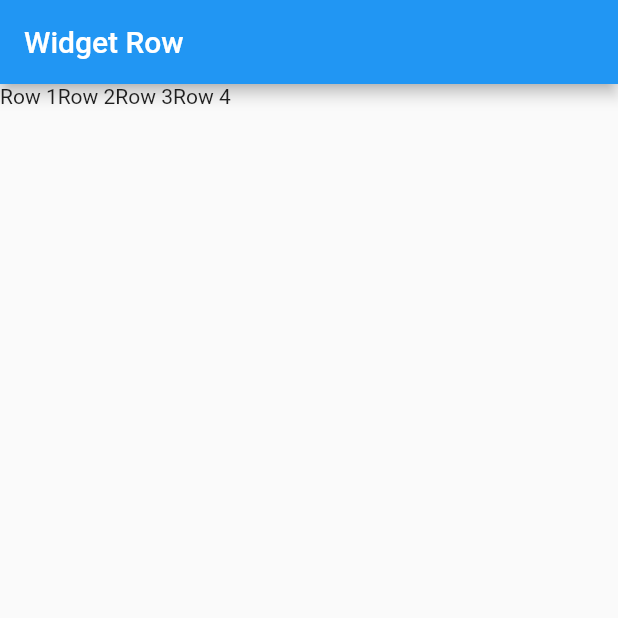
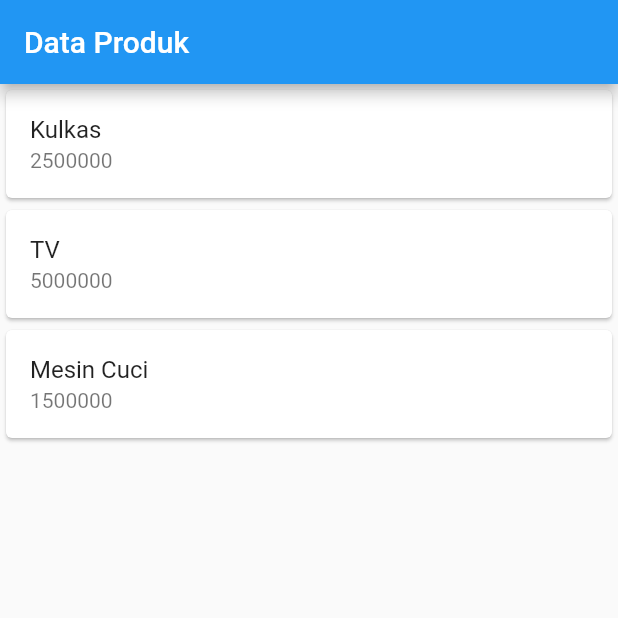
Before and after one commit to sashaliciaa/aplikasi_flutter_pertamaku, a Flutter app: the screen it shows after launch, on a phone screen of 412 x 824 dp, the top half of it. Run offline on Flutter 3.47's test engine with Material 2 defaults, Android fonts, the phone set to English and light mode, and no system bars.

Commit message:
pertemuan 5

```diff
--- a/lib/main.dart
+++ b/lib/main.dart
@@ -1,4 +1,4 @@
-import 'package:aplikasi_flutter_pertamaku/row_widget.dart';
+import 'package:aplikasi_flutter_pertamaku/ui/produk_page.dart';
 import 'package:flutter/material.dart';
 
 void main() {
@@ -12,7 +12,7 @@ class MyApp extends StatelessWidget {
   Widget build(BuildContext context) {
     return MaterialApp(
       title: "Aplikasi Flutter Pertama",
-      home: RowWidget(),
+      home: ProdukPage(),
     );
   }
 }
--- /dev/null
+++ b/lib/ui/produk_page.dart
@@ -0,0 +1,44 @@
+import 'package:flutter/material.dart';
+
+class ProdukPage extends StatefulWidget {
+  const ProdukPage({Key? key}) : super(key: key);
+
+  @override
+  _ProdukPageState createState() => _ProdukPageState();
+}
+
+class _ProdukPageState extends State<ProdukPage> {
+  @override
+  Widget build(BuildContext context) {
+    return Scaffold(
+      appBar: AppBar(
+        title: const Text('Data Produk'),
+      ),
+      body: ListView(
+        children: const [
+// List 1
+          Card(
+            child: ListTile(
+              title: Text('Kulkas'),
+              subtitle: Text('2500000'),
+            ),
+          ),
+// List 2
+          Card(
+            child: ListTile(
+              title: Text('TV'),
+              subtitle: Text('5000000'),
+            ),
+          ),
+// List 3
+          Card(
+            child: ListTile(
+              title: Text('Mesin Cuci'),
+              subtitle: Text('1500000'),
+            ),
+          )
+        ],
+      ),
+    );
+  }
+}
```
Also changed, not shown: lib/ui/produk_detail.dart (added, +31 -0 lines), lib/ui/produk_form.dart (added, +73 -0 lines).
